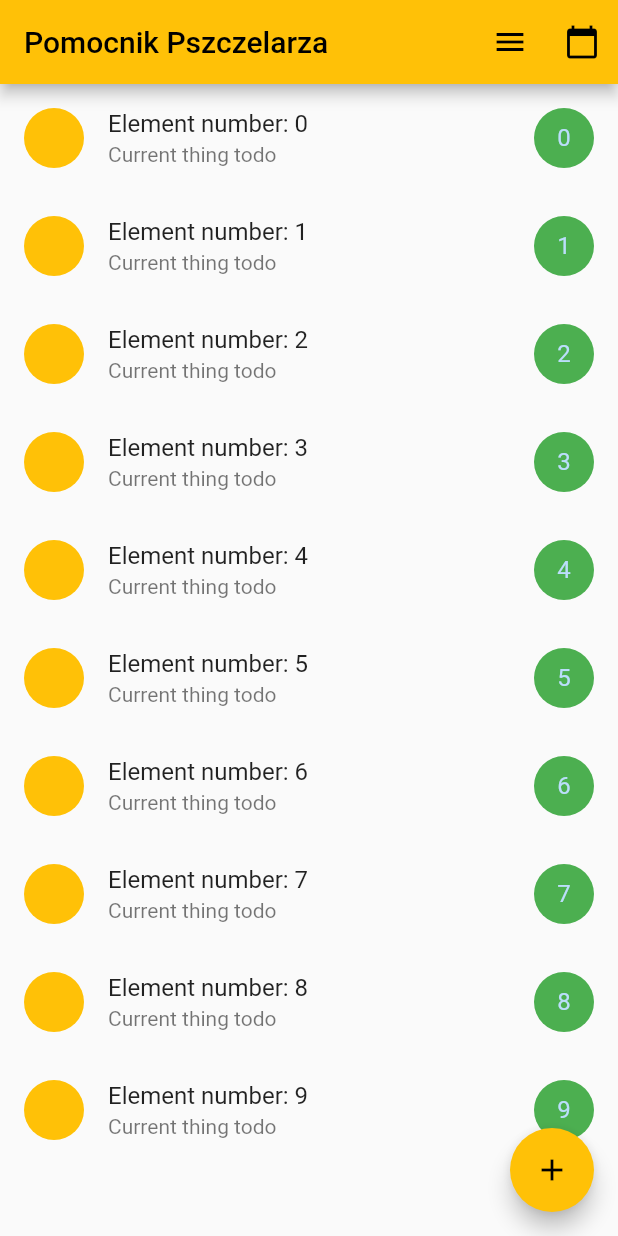
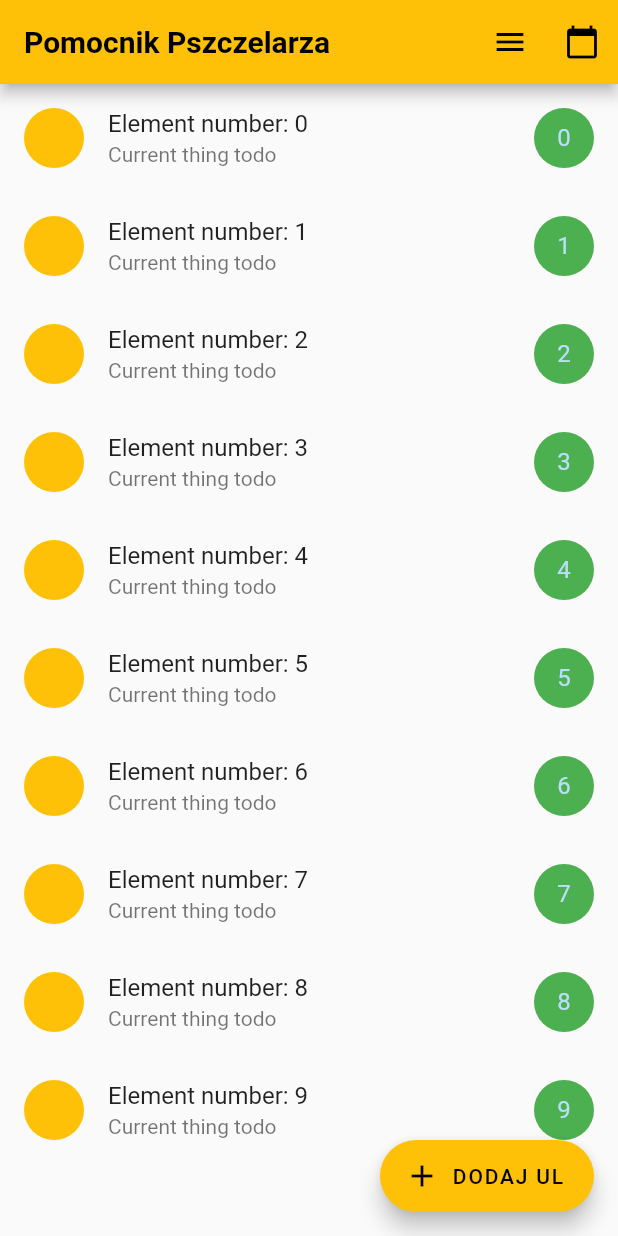
Before and after one commit to tbrylkowski/beekeeper_app, a Flutter app: the screen it shows after launch, on a phone screen of 412 x 824 dp. Run offline on Flutter 3.47's test engine with Material 2 defaults, Android fonts, the phone set to English and light mode, and no system bars.

Commit message:
changed FAB, added themes and basic navigation

```diff
--- a/lib/main.dart
+++ b/lib/main.dart
@@ -1,12 +1,20 @@
 import 'package:flutter/material.dart';
 import 'screens/home_screen.dart';
-void main() => runApp(MyApp());
+import 'screens/add_hive_screen.dart';
+import 'constants/themes.dart';
 
 class MyApp extends StatelessWidget {
   @override
   Widget build(BuildContext context) {
     return MaterialApp(
-      home: HomeScreen(),
+      initialRoute: HomeScreen.name,
+      routes: {
+        HomeScreen.name: (context) => HomeScreen(),
+        AddNewHiveScreen.name: (context) => AddNewHiveScreen(),
+      },
+      theme: kLightBeeKeeperTheme,
     );
   }
 }
+
+void main() => runApp(MyApp());
--- a/lib/screens/home_screen.dart
+++ b/lib/screens/home_screen.dart
@@ -1,8 +1,8 @@
 import 'package:flutter/material.dart';
 import 'package:bee_app/widgets/hives_list.dart';
-import 'package:bee_app/screens/add_new_hive_screen.dart';
-
+import 'package:bee_app/widgets/add_hive_floating_action_button.dart';
 class HomeScreen extends StatelessWidget {
+  static String name = "HomeScreen";
   final _itemList = 10;
 
   @override
@@ -22,15 +22,7 @@ class HomeScreen extends StatelessWidget {
               onPressed: null),
         ],
       ),
-      floatingActionButton: FloatingActionButton(
-        child: Icon(
-          Icons.add,
-          color: Colors.black,
-        ),
-        backgroundColor: Colors.amber,
-        onPressed: () => showModalBottomSheet(
-            context: context, builder: (context) => AddNewHiveScreen()),
-      ),
+      floatingActionButton: new AddHiveFAB(text: 'DODAJ UL'),
       body: Container(
         child: HivesList(itemList: _itemList),
       ),
--- /dev/null
+++ b/lib/widgets/add_hive_floating_action_button.dart
@@ -0,0 +1,26 @@
+import 'package:flutter/material.dart';
+import 'package:bee_app/screens/add_hive_screen.dart';
+
+class AddHiveFAB extends StatelessWidget {
+  final String text;
+
+  AddHiveFAB({this.text});
+
+  @override
+  Widget build(BuildContext context) {
+    return FloatingActionButton.extended(
+      onPressed: () {
+        Navigator.pushNamed(context, AddNewHiveScreen.name);
+      },
+      label: Text(
+        text,
+        style: TextStyle(color: Colors.black),
+      ),
+      icon: Icon(
+        Icons.add,
+        color: Colors.black,
+      ),
+      backgroundColor: Colors.amber,
+    );
+  }
+}
```
Also changed, not shown: lib/constants/themes.dart (added, +22 -0 lines), lib/screens/add_hive_screen.dart (added, +21 -0 lines), lib/screens/add_new_hive_screen.dart (deleted, +0 -20 lines).
